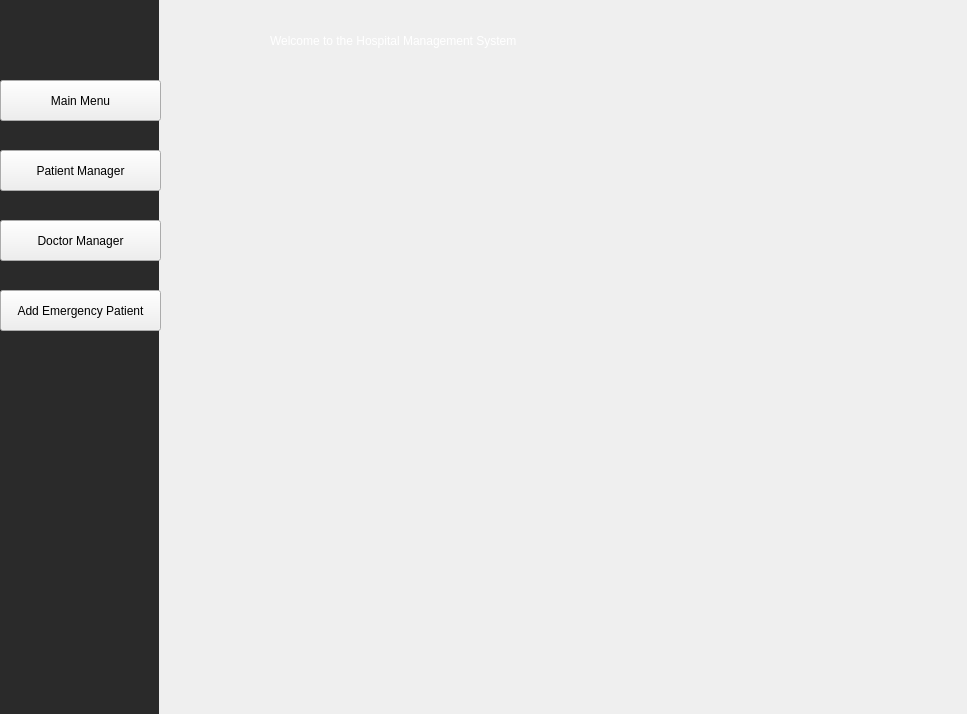
Jenushan44/Hospital-Manager, file mainwindow.ui: the form before one commit.
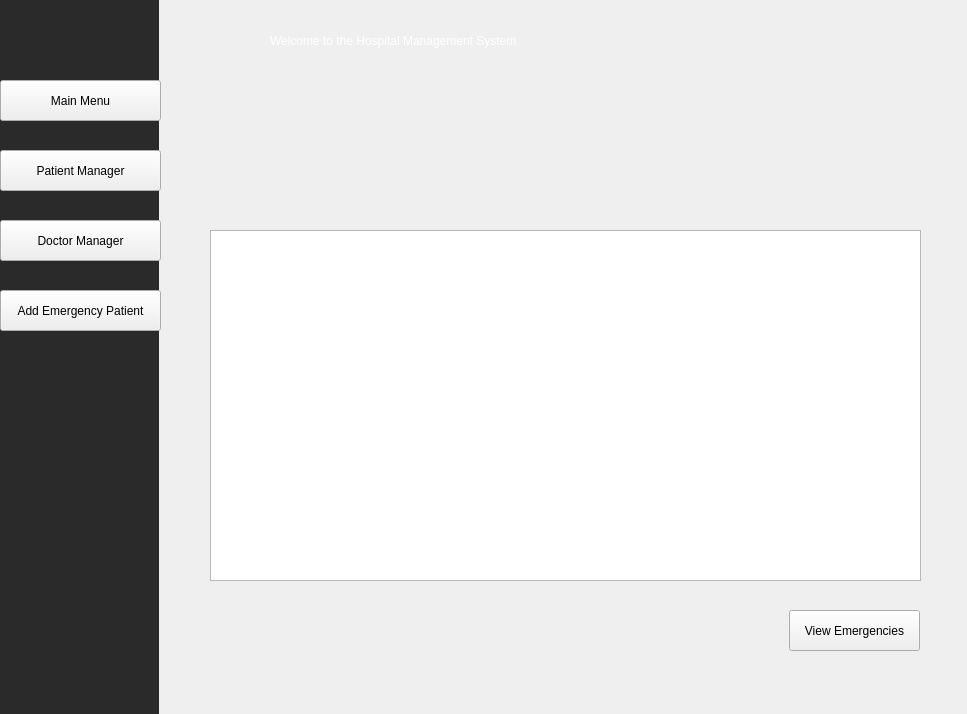
The form after the commit. The open tabs and pages were chosen to show the change. Icons and pictures are not drawn.

Commit message: Add table to view emergencies

What changed in the file:
```diff
--- a/mainwindow.ui
+++ b/mainwindow.ui
@@ -47,6 +47,29 @@
        <string>Welcome to the Hospital Management System</string>
       </property>
      </widget>
+     <widget class="QTableWidget" name="tableWidgetEmergency">
+      <property name="geometry">
+       <rect>
+        <x>30</x>
+        <y>230</y>
+        <width>711</width>
+        <height>351</height>
+       </rect>
+      </property>
+     </widget>
+     <widget class="QPushButton" name="viewAllEmergenciesButton">
+      <property name="geometry">
+       <rect>
+        <x>609</x>
+        <y>610</y>
+        <width>131</width>
+        <height>41</height>
+       </rect>
+      </property>
+      <property name="text">
+       <string>View Emergencies</string>
+      </property>
+     </widget>
     </widget>
     <widget class="QWidget" name="page_2">
      <widget class="QLabel" name="label_2">
```
Left out of the diff: 2 changed lines with no effect on the pictures. The commit also changes 4 other files.
